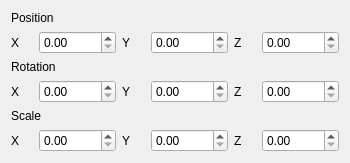
Above: src/transformwidget.ui from chchwy/ogre-v2-mesh-viewer before the change. Below: the same form after it.
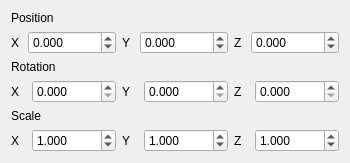
That is the form after the change.

Commit message: Show RTS on transform widget when selecting a scene node

The edit to the form file:
```diff
--- a/src/transformwidget.ui
+++ b/src/transformwidget.ui
@@ -49,7 +49,13 @@
       </widget>
      </item>
      <item>
-      <widget class="QDoubleSpinBox" name="doubleSpinBox">
+      <widget class="QDoubleSpinBox" name="tx">
+       <property name="decimals">
+        <number>3</number>
+       </property>
+       <property name="minimum">
+        <double>-99999.000000000000000</double>
+       </property>
        <property name="maximum">
         <double>99999.990000000005239</double>
        </property>
@@ -69,7 +75,13 @@
       </widget>
      </item>
      <item>
-      <widget class="QDoubleSpinBox" name="doubleSpinBox_2">
+      <widget class="QDoubleSpinBox" name="ty">
+       <property name="decimals">
+        <number>3</number>
+       </property>
+       <property name="minimum">
+        <double>-99999.000000000000000</double>
+       </property>
        <property name="maximum">
         <double>99999.990000000005239</double>
        </property>
@@ -89,7 +101,13 @@
       </widget>
      </item>
      <item>
-      <widget class="QDoubleSpinBox" name="doubleSpinBox_3">
+      <widget class="QDoubleSpinBox" name="tz">
+       <property name="decimals">
+        <number>3</number>
+       </property>
+       <property name="minimum">
+        <double>-99999.000000000000000</double>
+       </property>
        <property name="maximum">
         <double>99999.990000000005239</double>
        </property>
@@ -120,7 +138,10 @@
       </widget>
      </item>
      <item>
-      <widget class="QDoubleSpinBox" name="doubleSpinBox_4">
+      <widget class="QDoubleSpinBox" name="rx">
+       <property name="decimals">
+        <number>3</number>
+       </property>
        <property name="maximum">
         <double>99999.990000000005239</double>
        </property>
@@ -134,7 +155,10 @@
       </widget>
      </item>
      <item>
-      <widget class="QDoubleSpinBox" name="doubleSpinBox_5">
+      <widget class="QDoubleSpinBox" name="ry">
+       <property name="decimals">
+        <number>3</number>
+       </property>
        <property name="maximum">
         <double>99999.990000000005239</double>
        </property>
@@ -148,7 +172,10 @@
       </widget>
      </item>
      <item>
-      <widget class="QDoubleSpinBox" name="doubleSpinBox_6">
+      <widget class="QDoubleSpinBox" name="rz">
+       <property name="decimals">
+        <number>3</number>
+       </property>
        <property name="maximum">
         <double>99999.990000000005239</double>
        </property>
@@ -185,10 +212,19 @@
       </widget>
      </item>
      <item>
-      <widget class="QDoubleSpinBox" name="doubleSpinBox_7">
+      <widget class="QDoubleSpinBox" name="sx">
+       <property name="decimals">
+        <number>3</number>
+       </property>
+       <property name="minimum">
+        <double>0.001000000000000</double>
+       </property>
        <property name="maximum">
         <double>99999.990000000005239</double>
        </property>
+       <property name="value">
+        <double>1.000000000000000</double>
+       </property>
       </widget>
      </item>
      <item>
@@ -205,10 +241,16 @@
       </widget>
      </item>
      <item>
-      <widget class="QDoubleSpinBox" name="doubleSpinBox_8">
+      <widget class="QDoubleSpinBox" name="sy">
+       <property name="decimals">
+        <number>3</number>
+       </property>
        <property name="maximum">
         <double>99999.990000000005239</double>
        </property>
+       <property name="value">
+        <double>1.000000000000000</double>
+       </property>
       </widget>
      </item>
      <item>
@@ -225,10 +267,16 @@
       </widget>
      </item>
      <item>
-      <widget class="QDoubleSpinBox" name="doubleSpinBox_9">
+      <widget class="QDoubleSpinBox" name="sz">
+       <property name="decimals">
+        <number>3</number>
+       </property>
        <property name="maximum">
         <double>99999.990000000005239</double>
        </property>
+       <property name="value">
+        <double>1.000000000000000</double>
+       </property>
       </widget>
      </item>
     </layout>
```
The commit also changes 3 other files.
